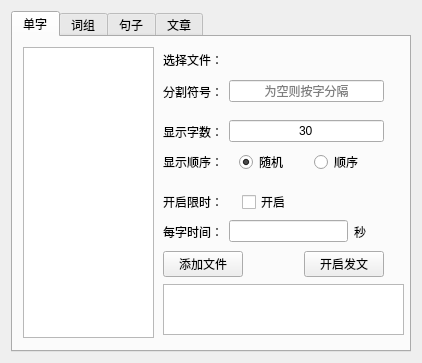
Above: wfileterform.ui from zhenyangze/wubigendaqi before the change. Below: the same form after it.
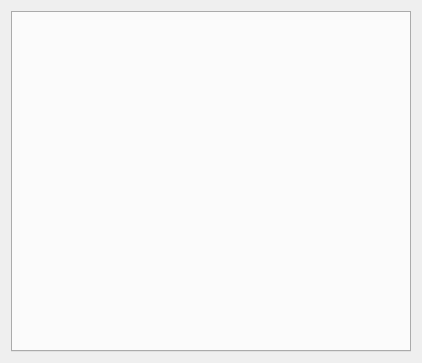
That is the form after the change.

The edit to the form file:
```diff
--- a/wfileterform.ui
+++ b/wfileterform.ui
@@ -15,287 +15,7 @@
   </property>
   <layout class="QHBoxLayout" name="horizontalLayout">
    <item>
-    <widget class="QTabWidget" name="tabWidget">
-     <property name="currentIndex">
-      <number>0</number>
-     </property>
-     <widget class="QWidget" name="tab_danzi">
-      <attribute name="title">
-       <string>单字</string>
-      </attribute>
-      <widget class="QListWidget" name="listWidget">
-       <property name="geometry">
-        <rect>
-         <x>10</x>
-         <y>10</y>
-         <width>131</width>
-         <height>291</height>
-        </rect>
-       </property>
-      </widget>
-      <widget class="QPlainTextEdit" name="plainTextEdit">
-       <property name="geometry">
-        <rect>
-         <x>150</x>
-         <y>247</y>
-         <width>241</width>
-         <height>51</height>
-        </rect>
-       </property>
-       <property name="readOnly">
-        <bool>true</bool>
-       </property>
-      </widget>
-      <widget class="QWidget" name="layoutWidget7">
-       <property name="geometry">
-        <rect>
-         <x>150</x>
-         <y>150</y>
-         <width>151</width>
-         <height>30</height>
-        </rect>
-       </property>
-       <layout class="QHBoxLayout" name="horizontalLayout_7">
-        <item>
-         <widget class="QLabel" name="label_6">
-          <property name="text">
-           <string>开启限时：</string>
-          </property>
-         </widget>
-        </item>
-        <item>
-         <widget class="QCheckBox" name="checkBox_dingshi">
-          <property name="text">
-           <string>开启</string>
-          </property>
-         </widget>
-        </item>
-       </layout>
-      </widget>
-      <widget class="QWidget" name="layoutWidget4">
-       <property name="geometry">
-        <rect>
-         <x>150</x>
-         <y>80</y>
-         <width>221</width>
-         <height>29</height>
-        </rect>
-       </property>
-       <layout class="QHBoxLayout" name="horizontalLayout_4">
-        <item>
-         <widget class="QLabel" name="label_3">
-          <property name="text">
-           <string>显示字数：</string>
-          </property>
-         </widget>
-        </item>
-        <item>
-         <widget class="QLineEdit" name="lineEdit_wordnum">
-          <property name="text">
-           <string>30</string>
-          </property>
-          <property name="alignment">
-           <set>Qt::AlignCenter</set>
-          </property>
-         </widget>
-        </item>
-       </layout>
-      </widget>
-      <widget class="QWidget" name="layoutWidget9">
-       <property name="geometry">
-        <rect>
-         <x>150</x>
-         <y>210</y>
-         <width>221</width>
-         <height>35</height>
-        </rect>
-       </property>
-       <layout class="QHBoxLayout" name="horizontalLayout_9">
-        <item>
-         <widget class="QPushButton" name="pushButton_addFile">
-          <property name="text">
-           <string>添加文件</string>
-          </property>
-         </widget>
-        </item>
-        <item>
-         <spacer name="horizontalSpacer">
-          <property name="orientation">
-           <enum>Qt::Horizontal</enum>
-          </property>
-          <property name="sizeHint" stdset="0">
-           <size>
-            <width>40</width>
-            <height>20</height>
-           </size>
-          </property>
-         </spacer>
-        </item>
-        <item>
-         <widget class="QPushButton" name="pushButton_send">
-          <property name="text">
-           <string>开启发文</string>
-          </property>
-         </widget>
-        </item>
-       </layout>
-      </widget>
-      <widget class="QWidget" name="layoutWidget2">
-       <property name="geometry">
-        <rect>
-         <x>150</x>
-         <y>40</y>
-         <width>221</width>
-         <height>29</height>
-        </rect>
-       </property>
-       <layout class="QHBoxLayout" name="horizontalLayout_2">
-        <item>
-         <widget class="QLabel" name="label">
-          <property name="text">
-           <string>分割符号：</string>
-          </property>
-         </widget>
-        </item>
-        <item>
-         <widget class="QLineEdit" name="lineEdit_fenge">
-          <property name="alignment">
-           <set>Qt::AlignCenter</set>
-          </property>
-          <property name="placeholderText">
-           <string>为空则按字分隔</string>
-          </property>
-         </widget>
-        </item>
-       </layout>
-      </widget>
-      <widget class="QWidget" name="layoutWidget5">
-       <property name="geometry">
-        <rect>
-         <x>150</x>
-         <y>110</y>
-         <width>221</width>
-         <height>30</height>
-        </rect>
-       </property>
-       <layout class="QHBoxLayout" name="horizontalLayout_5">
-        <item>
-         <widget class="QLabel" name="label_4">
-          <property name="text">
-           <string>显示顺序：</string>
-          </property>
-         </widget>
-        </item>
-        <item>
-         <widget class="QRadioButton" name="radioButton_order_suiji">
-          <property name="text">
-           <string>随机</string>
-          </property>
-          <property name="checked">
-           <bool>true</bool>
-          </property>
-         </widget>
-        </item>
-        <item>
-         <widget class="QRadioButton" name="radioButton_order_shunxu">
-          <property name="text">
-           <string>顺序</string>
-          </property>
-         </widget>
-        </item>
-       </layout>
-      </widget>
-      <widget class="QWidget" name="layoutWidget6">
-       <property name="geometry">
-        <rect>
-         <x>150</x>
-         <y>10</y>
-         <width>221</width>
-         <height>25</height>
-        </rect>
-       </property>
-       <layout class="QHBoxLayout" name="horizontalLayout_6">
-        <item>
-         <widget class="QLabel" name="label_5">
-          <property name="text">
-           <string>选择文件：</string>
-          </property>
-         </widget>
-        </item>
-        <item>
-         <widget class="QLabel" name="label_select_file_name">
-          <property name="text">
-           <string/>
-          </property>
-         </widget>
-        </item>
-       </layout>
-      </widget>
-      <widget class="QWidget" name="layoutWidget8">
-       <property name="geometry">
-        <rect>
-         <x>150</x>
-         <y>180</y>
-         <width>221</width>
-         <height>29</height>
-        </rect>
-       </property>
-       <layout class="QHBoxLayout" name="horizontalLayout_8">
-        <item>
-         <widget class="QLabel" name="label_7">
-          <property name="text">
-           <string>每字时间：</string>
-          </property>
-         </widget>
-        </item>
-        <item>
-         <widget class="QLineEdit" name="lineEdit_time">
-          <property name="maxLength">
-           <number>4</number>
-          </property>
-          <property name="alignment">
-           <set>Qt::AlignCenter</set>
-          </property>
-         </widget>
-        </item>
-        <item>
-         <widget class="QLabel" name="label_8">
-          <property name="minimumSize">
-           <size>
-            <width>30</width>
-            <height>0</height>
-           </size>
-          </property>
-          <property name="maximumSize">
-           <size>
-            <width>20</width>
-            <height>16777215</height>
-           </size>
-          </property>
-          <property name="text">
-           <string>秒</string>
-          </property>
-         </widget>
-        </item>
-       </layout>
-      </widget>
-     </widget>
-     <widget class="QWidget" name="tab_cizu">
-      <attribute name="title">
-       <string>词组</string>
-      </attribute>
-     </widget>
-     <widget class="QWidget" name="tab_juzi">
-      <attribute name="title">
-       <string>句子</string>
-      </attribute>
-     </widget>
-     <widget class="QWidget" name="tab_wenzhang">
-      <attribute name="title">
-       <string>文章</string>
-      </attribute>
-     </widget>
-    </widget>
+    <widget class="QTabWidget" name="tabWidget"/>
    </item>
   </layout>
  </widget>
```
